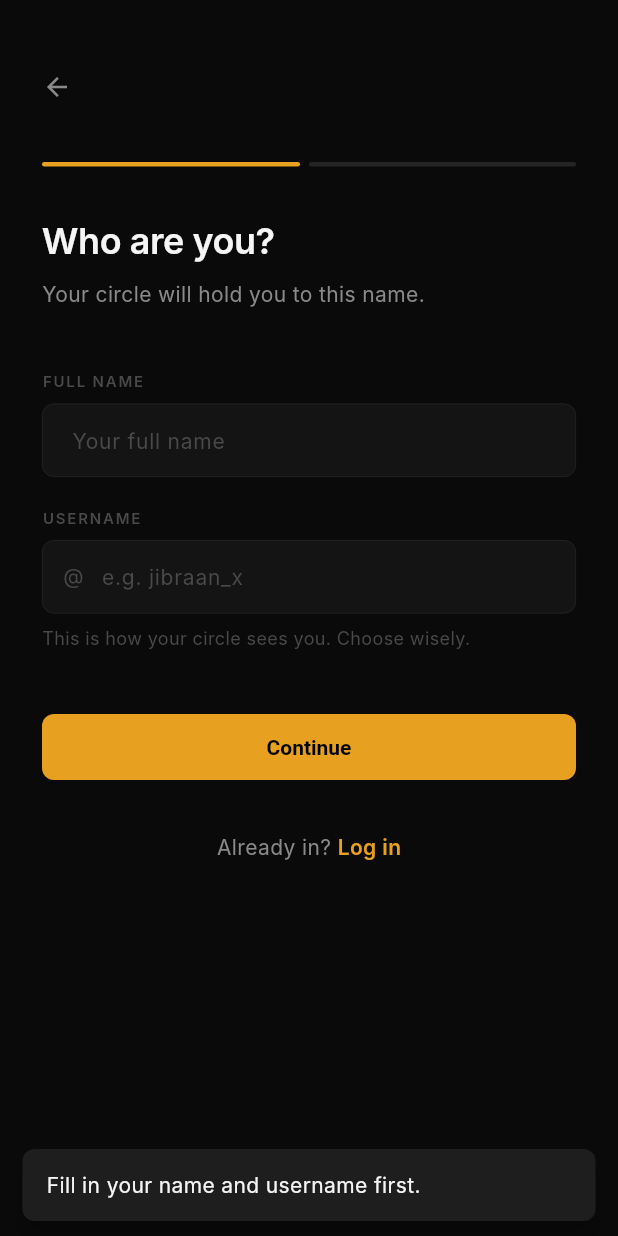
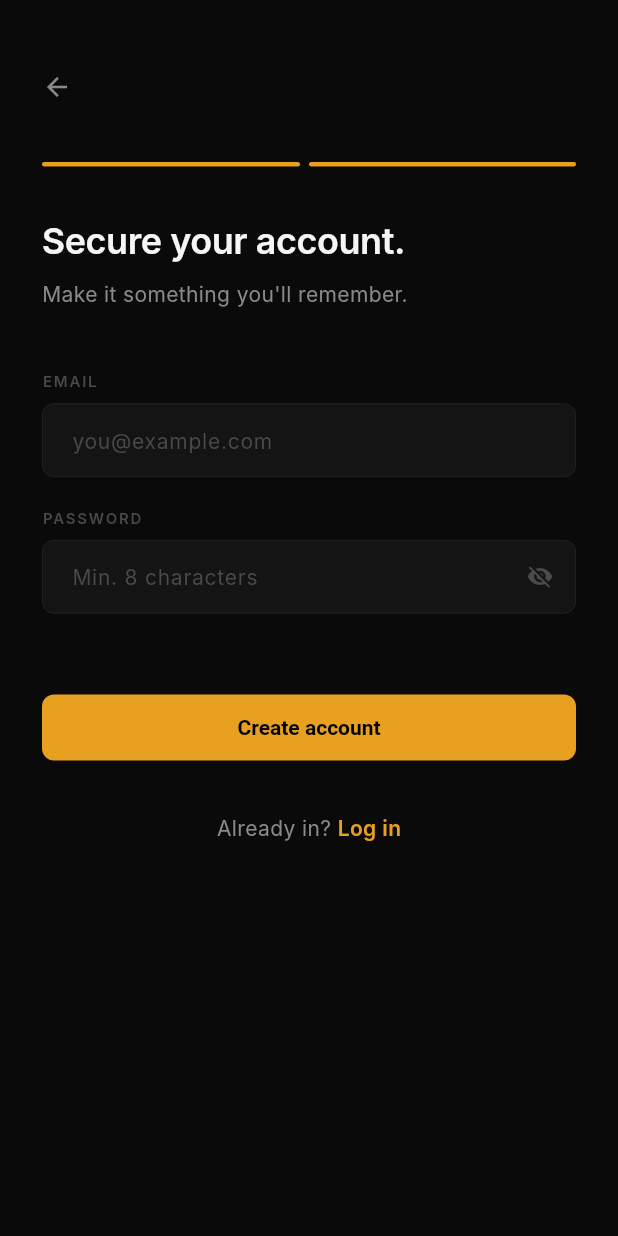
Before and after one commit to Jibransheikh/pro-act, a Flutter app: the SignupScreen screen opened by its route, after a tap on "Continue", on a phone screen of 412 x 824 dp. Run offline on Flutter 3.47's test engine with Material 3 defaults, Android fonts, the phone set to English and light mode, and no system bars; our stand-ins replace supabase_flutter; accounts and stored records are empty; Roboto replaces fonts that are missing (Inter).

Commit message:
feat: add guest login bypass for easier testing

```diff
--- a/lib/screens/auth/login_screen.dart
+++ b/lib/screens/auth/login_screen.dart
@@ -23,8 +23,26 @@ class _LoginScreenState extends State<LoginScreen> {
   }
 
   void _handleLogin() async {
-    if (_emailController.text.trim().isEmpty ||
-        _passwordController.text.isEmpty) {
+    final email = _emailController.text.trim();
+    final password = _passwordController.text;
+
+    // Developer/Guest Bypass: If fields are empty, enter the app anyway
+    if (email.isEmpty && password.isEmpty) {
+      if (mounted) {
+        ScaffoldMessenger.of(context).showSnackBar(
+          SnackBar(
+            content: const Text('Entering Preview Mode...'),
+            backgroundColor: AppColors.accent,
+            duration: const Duration(seconds: 1),
+            behavior: SnackBarBehavior.floating,
+          ),
+        );
+        Navigator.of(context).pushReplacementNamed('/home');
+      }
+      return;
+    }
+
+    if (email.isEmpty || password.isEmpty) {
       ScaffoldMessenger.of(context).showSnackBar(
         SnackBar(
           content: const Text('Enter your email and password.'),
@@ -38,8 +56,8 @@ class _LoginScreenState extends State<LoginScreen> {
     setState(() => _isLoading = true);
     try {
       final response = await SupabaseService.signIn(
-        email: _emailController.text.trim(),
-        password: _passwordController.text,
+        email: email,
+        password: password,
       );
       if (response.user != null) {
         if (mounted) {
--- a/lib/screens/auth/signup_screen.dart
+++ b/lib/screens/auth/signup_screen.dart
@@ -29,6 +29,13 @@ class _SignupScreenState extends State<SignupScreen> {
 
   void _nextStep() {
     if (_currentStep == 0) {
+      // Guest Bypass: If name and username are empty, skip to credentials
+      if (_nameController.text.trim().isEmpty &&
+          _usernameController.text.trim().isEmpty) {
+        setState(() => _currentStep = 1);
+        return;
+      }
+
       if (_nameController.text.trim().isEmpty ||
           _usernameController.text.trim().isEmpty) {
         _showError('Fill in your name and username first.');
@@ -44,8 +51,8 @@ class _SignupScreenState extends State<SignupScreen> {
     ScaffoldMessenger.of(context).showSnackBar(
       SnackBar(
         content: Text(message,
-            style: const TextStyle(color: AppColors.textPrimary)),
-        backgroundColor: AppColors.surfaceRaised,
+            style: const TextStyle(color: Colors.black)),
+        backgroundColor: AppColors.accent,
         behavior: SnackBarBehavior.floating,
         shape: RoundedRectangleBorder(borderRadius: BorderRadius.circular(8)),
       ),
@@ -53,8 +60,18 @@ class _SignupScreenState extends State<SignupScreen> {
   }
 
   void _handleSignup() async {
-    if (_emailController.text.trim().isEmpty ||
-        _passwordController.text.isEmpty) {
+    final email = _emailController.text.trim();
+    final password = _passwordController.text;
+
+    // Guest Bypass: If credentials are empty, just enter the app
+    if (email.isEmpty && password.isEmpty) {
+      if (mounted) {
+        Navigator.of(context).pushReplacementNamed('/home');
+      }
+      return;
+    }
+
+    if (email.isEmpty || password.isEmpty) {
       _showError('Email and password are required.');
       return;
     }
```
